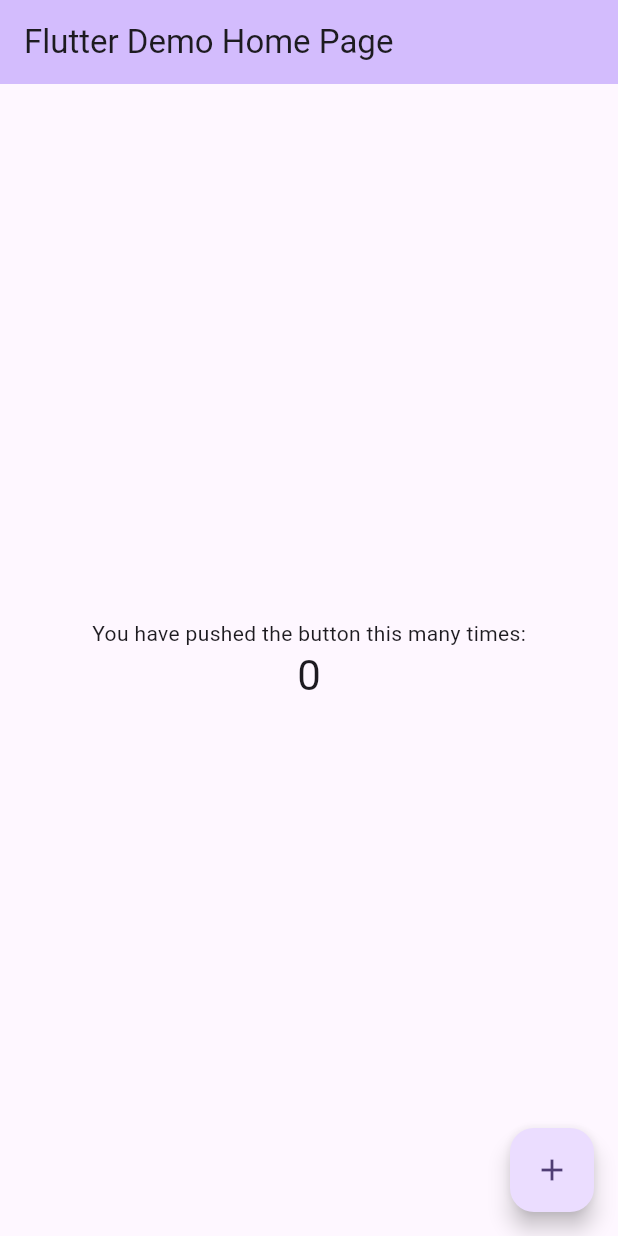
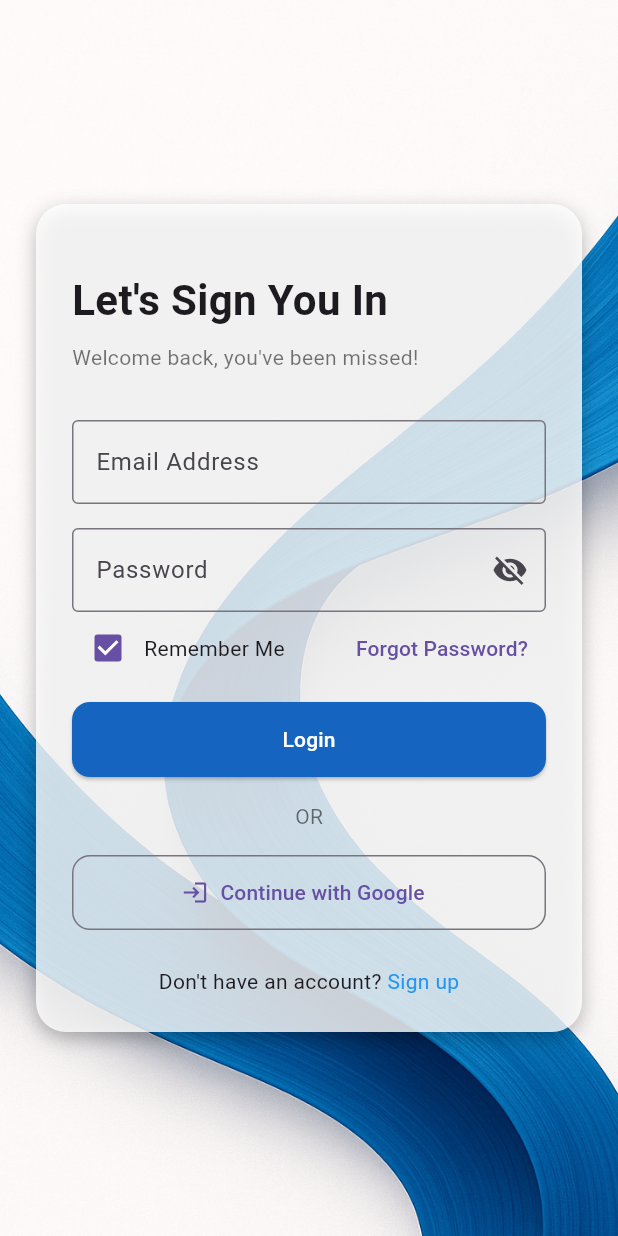
Before and after one commit to anasdevv/smd-assignment, a Flutter app: the screen it shows after launch, on a phone screen of 412 x 824 dp. Run offline on Flutter 3.47's test engine with Material 3 defaults, Android fonts, the light colour scheme and no system bars.

Commit message:
login and signup completed.
mobile view done. laptop view will be made better later

```diff
--- a/lib/features/authentication/presentation/pages/login_page.dart
+++ b/lib/features/authentication/presentation/pages/login_page.dart
@@ -0,0 +1,139 @@
+import 'package:flutter/material.dart';
+import 'signup_page.dart';
+
+class LoginPage extends StatelessWidget {
+  const LoginPage({super.key});
+
+  @override
+  Widget build(BuildContext context) {
+    return Stack(
+      children: [
+        Container(
+          decoration: const BoxDecoration(
+            image: DecorationImage(
+              image: AssetImage('assets/background.png'),
+              fit: BoxFit.cover,
+            ),
+          ),
+        ),
+        Scaffold(
+          backgroundColor: Colors.transparent,
+          body: Center(
+            child: Container(
+              padding: const EdgeInsets.all(24.0),
+              margin: const EdgeInsets.symmetric(horizontal: 24.0),
+              decoration: BoxDecoration(
+                color: Colors.white.withOpacity(0.80),
+                borderRadius: BorderRadius.circular(20),
+                boxShadow: [
+                  BoxShadow(
+                    color: Colors.black26,
+                    blurRadius: 10,
+                    offset: Offset(0, 4),
+                  ),
+                ],
+              ),
+              child: SingleChildScrollView(
+                child: Column(
+                  mainAxisSize: MainAxisSize.min,
+                  children: [
+                    const SizedBox(height: 20),
+                    const Align(
+                      alignment: Alignment.centerLeft,
+                      child: Text(
+                        "Let's Sign You In",
+                        style: TextStyle(
+                            fontSize: 28, fontWeight: FontWeight.bold),
+                      ),
+                    ),
+                    const SizedBox(height: 8),
+                    const Align(
+                      alignment: Alignment.centerLeft,
+                      child: Text(
+                        "Welcome back, you've been missed!",
+                        style: TextStyle(color: Colors.black54),
+                      ),
+                    ),
+                    const SizedBox(height: 32),
+                    const TextField(
+                      decoration: InputDecoration(
+                        labelText: 'Email Address',
+                        border: OutlineInputBorder(
+                          borderSide: BorderSide(color: Colors.grey),
+                        ),
+                      ),
+                    ),
+                    const SizedBox(height: 16),
+                    const TextField(
+                      obscureText: true,
+                      decoration: InputDecoration(
+                        labelText: 'Password',
+                        border: OutlineInputBorder(
+                          borderSide: BorderSide(color: Colors.grey),
+                        ),
+                        suffixIcon: Icon(Icons.visibility_off),
+                      ),
+                    ),
+                    Row(
+                      children: [
+                        Checkbox(value: true, onChanged: (val) {}),
+                        const Text("Remember Me"),
+                        const Spacer(),
+                        TextButton(
+                            onPressed: () {},
+                            child: const Text("Forgot Password?")),
+                      ],
+                    ),
+                    const SizedBox(height: 12),
+                    ElevatedButton(
+                      onPressed: () {},
+                      style: ElevatedButton.styleFrom(
+                        minimumSize: const Size.fromHeight(50),
+                        backgroundColor: Colors.blue.shade800,
+                        shape: RoundedRectangleBorder(
+                          borderRadius: BorderRadius.circular(12),
+                        ),
+                      ),
+                      child: const Text("Login",
+                          style: TextStyle(color: Colors.white)),
+                    ),
+                    const SizedBox(height: 16),
+                    const Text("OR", style: TextStyle(color: Colors.black54)),
+                    const SizedBox(height: 16),
+                    OutlinedButton.icon(
+                      onPressed: () {},
+                      icon: const Icon(Icons.login),
+                      label: const Text("Continue with Google"),
+                      style: OutlinedButton.styleFrom(
+                        minimumSize: const Size.fromHeight(50),
+                        shape: RoundedRectangleBorder(
+                          borderRadius: BorderRadius.circular(12),
+                        ),
+                      ),
+                    ),
+                    const SizedBox(height: 24),
+                    Row(
+                      mainAxisAlignment: MainAxisAlignment.center,
+                      children: [
+                        const Text("Don't have an account? "),
+                        GestureDetector(
+                          onTap: () => Navigator.push(
+                            context,
+                            MaterialPageRoute(
+                                builder: (_) => const SignUpPage()),
+                          ),
+                          child: const Text("Sign up",
+                              style: TextStyle(color: Colors.blue)),
+                        )
+                      ],
+                    )
+                  ],
+                ),
+              ),
+            ),
+          ),
+        ),
+      ],
+    );
+  }
+}
--- a/lib/main.dart
+++ b/lib/main.dart
@@ -1,4 +1,5 @@
 import 'package:flutter/material.dart';
+import 'features/authentication/presentation/pages/login_page.dart';
 
 void main() {
   runApp(const MyApp());
@@ -7,119 +8,13 @@
 class MyApp extends StatelessWidget {
   const MyApp({super.key});
 
-  // This widget is the root of your application.
   @override
   Widget build(BuildContext context) {
     return MaterialApp(
-      title: 'Flutter Demo',
-      theme: ThemeData(
-        // This is the theme of your application.
-        //
-        // TRY THIS: Try running your application with "flutter run". You'll see
-        // the application has a purple toolbar. Then, without quitting the app,
-        // try changing the seedColor in the colorScheme below to Colors.green
-        // and then invoke "hot reload" (save your changes or press the "hot
-        // reload" button in a Flutter-supported IDE, or press "r" if you used
-        // the command line to start the app).
-        //
-        // Notice that the counter didn't reset back to zero; the application
-        // state is not lost during the reload. To reset the state, use hot
-        // restart instead.
-        //
-        // This works for code too, not just values: Most code changes can be
-        // tested with just a hot reload.
-        colorScheme: ColorScheme.fromSeed(seedColor: Colors.deepPurple),
-        useMaterial3: true,
-      ),
-      home: const MyHomePage(title: 'Flutter Demo Home Page'),
+      debugShowCheckedModeBanner: false,
+      title: 'Study Group Organizer',
+      theme: ThemeData(primarySwatch: Colors.blue),
+      home: const LoginPage(), // only showing UI for now
     );
   }
 }
-
-class MyHomePage extends StatefulWidget {
-  const MyHomePage({super.key, required this.title});
-
-  // This widget is the home page of your application. It is stateful, meaning
-  // that it has a State object (defined below) that contains fields that affect
-  // how it looks.
-
-  // This class is the configuration for the state. It holds the values (in this
-  // case the title) provided by the parent (in this case the App widget) and
-  // used by the build method of the State. Fields in a Widget subclass are
-  // always marked "final".
-
-  final String title;
-
-  @override
-  State<MyHomePage> createState() => _MyHomePageState();
-}
-
-class _MyHomePageState extends State<MyHomePage> {
-  int _counter = 0;
-
-  void _incrementCounter() {
-    setState(() {
-      // This call to setState tells the Flutter framework that something has
-      // changed in this State, which causes it to rerun the build method below
-      // so that the display can reflect the updated values. If we changed
-      // _counter without calling setState(), then the build method would not be
-      // called again, and so nothing would appear to happen.
-      _counter++;
-    });
-  }
-
-  @override
-  Widget build(BuildContext context) {
-    // This method is rerun every time setState is called, for instance as done
-    // by the _incrementCounter method above.
-    //
-    // The Flutter framework has been optimized to make rerunning build methods
-    // fast, so that you can just rebuild anything that needs updating rather
-    // than having to individually change instances of widgets.
-    return Scaffold(
-      appBar: AppBar(
-        // TRY THIS: Try changing the color here to a specific color (to
-        // Colors.amber, perhaps?) and trigger a hot reload to see the AppBar
-        // change color while the other colors stay the same.
-        backgroundColor: Theme.of(context).colorScheme.inversePrimary,
-        // Here we take the value from the MyHomePage object that was created by
-        // the App.build method, and use it to set our appbar title.
-        title: Text(widget.title),
-      ),
-      body: Center(
-        // Center is a layout widget. It takes a single child and positions it
-        // in the middle of the parent.
-        child: Column(
-          // Column is also a layout widget. It takes a list of children and
-          // arranges them vertically. By default, it sizes itself to fit its
-          // children horizontally, and tries to be as tall as its parent.
-          //
-          // Column has various properties to control how it sizes itself and
-          // how it positions its children. Here we use mainAxisAlignment to
-          // center the children vertically; the main axis here is the vertical
-          // axis because Columns are vertical (the cross axis would be
-          // horizontal).
-          //
-          // TRY THIS: Invoke "debug painting" (choose the "Toggle Debug Paint"
-          // action in the IDE, or press "p" in the console), to see the
-          // wireframe for each widget.
-          mainAxisAlignment: MainAxisAlignment.center,
-          children: <Widget>[
-            const Text(
-              'You have pushed the button this many times:',
-            ),
-            Text(
-              '$_counter',
-              style: Theme.of(context).textTheme.headlineMedium,
-            ),
-          ],
-        ),
-      ),
-      floatingActionButton: FloatingActionButton(
-        onPressed: _incrementCounter,
-        tooltip: 'Increment',
-        child: const Icon(Icons.add),
-      ), // This trailing comma makes auto-formatting nicer for build methods.
-    );
-  }
-}
--- a/pubspec.yaml
+++ b/pubspec.yaml
@@ -62,6 +62,8 @@ flutter:
   # assets:
   #   - images/a_dot_burr.jpeg
   #   - images/a_dot_ham.jpeg
+  assets:
+    - assets/background.png
 
   # An image asset can refer to one or more resolution-specific "variants", see
   # https://flutter.dev/to/resolution-aware-images
```
Also changed, not shown: lib/features/authentication/presentation/pages/signup_page.dart (+194 -0 lines), assets/background.png (added), 1 other file.
